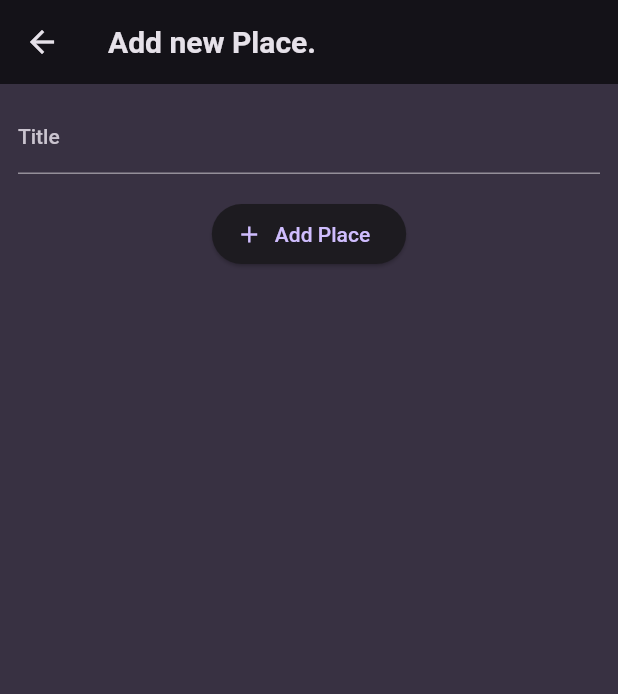
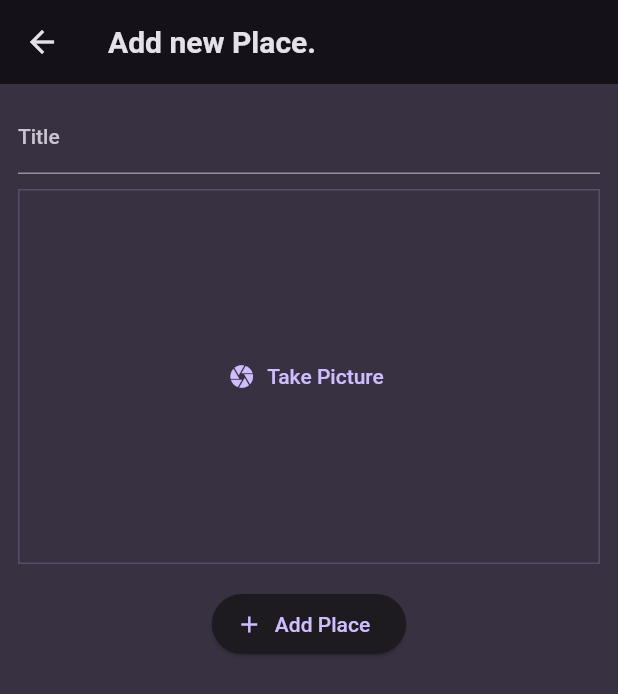
Before and after one commit to VladoDev03/flutter-udemy, a Flutter app: the AddPlaceScreen screen opened directly, after a tap on "Add Place", on a phone screen of 412 x 824 dp. Shown: the top 694 px of the screen. Run offline on Flutter 3.47's test engine with Material 2 defaults, Android fonts, the phone set to English and light mode, and no system bars; our stand-ins replace flutter_riverpod, google_fonts, image_picker, transparent_image.

Commit message:
Added image picker.

```diff
--- a/favorite_places_app/lib/models/place.dart
+++ b/favorite_places_app/lib/models/place.dart
@@ -1,10 +1,13 @@
+import 'dart:io';
+
 import 'package:uuid/uuid.dart';
 
 const uuid = Uuid();
 
 class Place {
-  Place({required this.title}) : id = uuid.v4();
+  Place({required this.title, required this.image}) : id = uuid.v4();
 
   final String id;
   final String title;
+  final File image;
 }
--- a/favorite_places_app/lib/providers/user_places_provider.dart
+++ b/favorite_places_app/lib/providers/user_places_provider.dart
@@ -1,3 +1,5 @@
+import 'dart:io';
+
 import 'package:flutter_riverpod/flutter_riverpod.dart';
 
 import 'package:favorite_places_app/models/place.dart';
@@ -5,8 +7,8 @@ import 'package:favorite_places_app/models/place.dart';
 class UserPlacesNotifier extends StateNotifier<List<Place>> {
   UserPlacesNotifier() : super(const []);
 
-  void addPlace(String title) {
-    final newPlace = Place(title: title);
+  void addPlace(String title, File image) {
+    final newPlace = Place(title: title, image: image);
     state = [...state, newPlace];
   }
 }
--- a/favorite_places_app/lib/screens/add_place_screen.dart
+++ b/favorite_places_app/lib/screens/add_place_screen.dart
@@ -1,8 +1,11 @@
+import 'dart:io';
+
 import 'package:flutter/material.dart';
 
 import 'package:flutter_riverpod/flutter_riverpod.dart';
 
 import 'package:favorite_places_app/providers/user_places_provider.dart';
+import 'package:favorite_places_app/widgets/image_input.dart';
 
 class AddPlaceScreen extends ConsumerStatefulWidget {
   const AddPlaceScreen({super.key});
@@ -13,15 +16,18 @@ class AddPlaceScreen extends ConsumerStatefulWidget {
 
 class _AddPlaceScreenState extends ConsumerState<AddPlaceScreen> {
   final _titleController = TextEditingController();
+  File? _selectedImage;
 
   void _savePlace() {
     final enteredTitle = _titleController.text;
 
-    if (enteredTitle.isEmpty) {
+    if (enteredTitle.isEmpty || _selectedImage == null) {
       return;
     }
 
-    ref.read(userPlacesProvider.notifier).addPlace(enteredTitle);
+    ref
+        .read(userPlacesProvider.notifier)
+        .addPlace(enteredTitle, _selectedImage!);
 
     Navigator.of(context).pop();
   }
@@ -50,6 +56,14 @@ class _AddPlaceScreenState extends ConsumerState<AddPlaceScreen> {
               ),
             ),
             const SizedBox(
+              height: 10,
+            ),
+            ImageInput(
+              onPickImage: (image) {
+                _selectedImage = image;
+              },
+            ),
+            const SizedBox(
               height: 16,
             ),
             ElevatedButton.icon(
--- /dev/null
+++ b/favorite_places_app/lib/widgets/image_input.dart
@@ -0,0 +1,69 @@
+import 'dart:io';
+
+import 'package:flutter/material.dart';
+
+import 'package:image_picker/image_picker.dart';
+
+class ImageInput extends StatefulWidget {
+  const ImageInput({super.key, required this.onPickImage});
+
+  final void Function(File image) onPickImage;
+
+  @override
+  State<ImageInput> createState() => _ImageInputState();
+}
+
+class _ImageInputState extends State<ImageInput> {
+  File? _selectedImage;
+
+  void _takePicture() async {
+    final imagePicker = ImagePicker();
+
+    final pickedImage =
+        await imagePicker.pickImage(source: ImageSource.camera, maxWidth: 600);
+
+    if (pickedImage == null) {
+      return;
+    }
+
+    setState(() {
+      _selectedImage = File(pickedImage.path);
+    });
+
+    widget.onPickImage(_selectedImage!);
+  }
+
+  @override
+  Widget build(BuildContext context) {
+    Widget content = TextButton.icon(
+      icon: const Icon(Icons.camera),
+      label: const Text('Take Picture'),
+      onPressed: _takePicture,
+    );
+
+    if (_selectedImage != null) {
+      content = GestureDetector(
+        onTap: _takePicture,
+        child: Image.file(
+          _selectedImage!,
+          fit: BoxFit.cover,
+          width: double.infinity,
+          height: double.infinity,
+        ),
+      );
+    }
+
+    return Container(
+      decoration: BoxDecoration(
+        border: Border.all(
+          width: 1,
+          color: Theme.of(context).colorScheme.primary.withOpacity(0.2),
+        ),
+      ),
+      height: 250,
+      width: double.infinity,
+      alignment: Alignment.center,
+      child: content,
+    );
+  }
+}
--- a/favorite_places_app/lib/widgets/places_list.dart
+++ b/favorite_places_app/lib/widgets/places_list.dart
@@ -24,6 +24,10 @@ class PlacesList extends StatelessWidget {
     return ListView.builder(
       itemCount: places.length,
       itemBuilder: (context, index) => ListTile(
+        leading: CircleAvatar(
+          radius: 26,
+          backgroundImage: FileImage(places[index].image),
+        ),
         title: Text(
           places[index].title,
           style: Theme.of(context).textTheme.titleMedium!.copyWith(
--- a/favorite_places_app/pubspec.yaml
+++ b/favorite_places_app/pubspec.yaml
@@ -38,6 +38,7 @@ dependencies:
   google_fonts: ^4.0.3
   flutter_riverpod: ^2.3.5
   uuid: ^3.0.7
+  image_picker: ^0.8.7+3
 
 dev_dependencies:
   flutter_test:
```
Also changed, not shown: favorite_places_app/lib/screens/place_detail_screen.dart (+9 -7 lines), favorite_places_app/lib/screens/places_screen.dart (+5 -2 lines), 1 other file.
